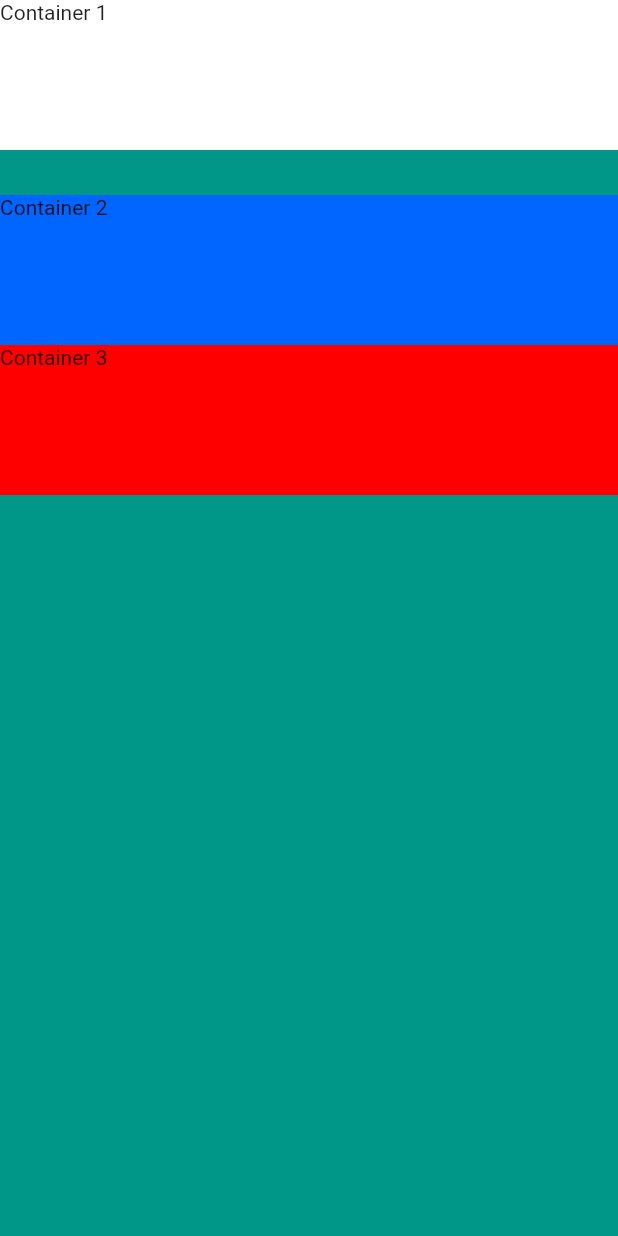
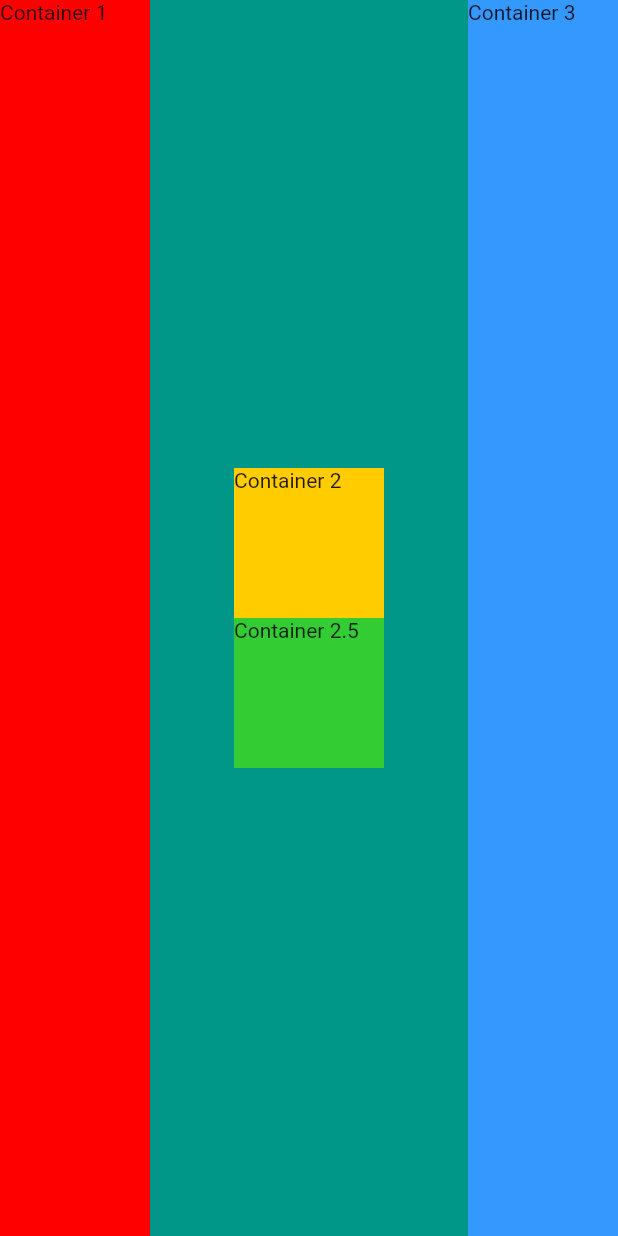
Before and after one commit to trann52/mi_card_flutter, a Flutter app: the screen it shows after launch, on a phone screen of 412 x 824 dp. Run offline on Flutter 3.47's test engine with Material 2 defaults, Android fonts, the phone set to English and light mode, and no system bars.

Commit message:
successfully played and edited the columns and rows to make the app look like the layout challenge

```diff
--- a/lib/main.dart
+++ b/lib/main.dart
@@ -20,24 +20,35 @@ class MyApp extends StatelessWidget {
         backgroundColor: Colors.teal,
         body: SafeArea(
           // Container can only have 1 child
-          child: Column(
+          child: Row(
             crossAxisAlignment: CrossAxisAlignment.stretch,
+            mainAxisAlignment: MainAxisAlignment.spaceBetween,
             children: [
               Container(
-                width: 30.0,
-                height: 100.0,
-                color: Color(0xffffffff),
+                width: 100.0,
+                color: Color(0xffff0000),
                 child: Text('Container 1'),
               ),
-              SizedBox(height: 30.0),
-              Container(
-                height: 100.0,
-                color: Color(0xff0066ff),
-                child: Text('Container 2'),
+              Column(
+                mainAxisAlignment: MainAxisAlignment.center,
+                children: [
+                  Container(
+                    height: 100.0,
+                    width: 100.0,
+                    color: Color(0xffffcc00),
+                    child: Text('Container 2'),
+                  ),
+                  Container(
+                    height: 100.0,
+                    width: 100.0,
+                    color: Color(0xff33cc33),
+                    child: Text('Container 2.5'),
+                  ),
+                ],
               ),
               Container(
-                height: 100.0,
-                color: Color(0xffff0000),
+                width: 100.0,
+                color: Color(0xff3399ff),
                 child: Text('Container 3'),
               ),
             ],
```
Also changed, not shown: images/Layout-Challenge-Specs.png (added).
